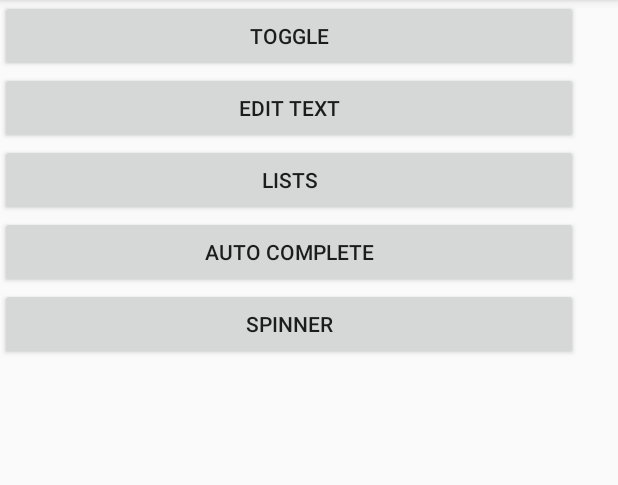
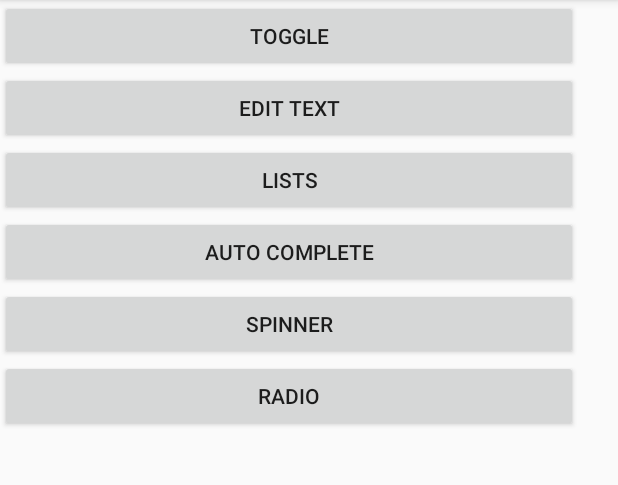
Before and after one commit to iarlenaquiles/EstudoAndroid, an Android app: the screen it shows after launch (MainActivity), on a phone screen of 412 x 824 dp, the part 84-569 px from its top. Run offline under Robolectric (Android 15) with nearby library versions, the phone set to English and light mode, and no system bars.

Commit message:
Criando a activity radio

```diff
--- a/app/src/main/AndroidManifest.xml
+++ b/app/src/main/AndroidManifest.xml
@@ -35,6 +35,10 @@
         <activity
             android:name=".SpinnerActivity"
             android:label="@string/title_activity_spinner"
+            android:theme="@style/AppTheme.NoActionBar" />
+        <activity
+            android:name=".RadioActivity"
+            android:label="@string/title_activity_radio"
             android:theme="@style/AppTheme.NoActionBar"></activity>
     </application>
 
--- a/app/src/main/java/com/example/iarlenaquiles/estudoandroid/MainActivity.java
+++ b/app/src/main/java/com/example/iarlenaquiles/estudoandroid/MainActivity.java
@@ -14,6 +14,7 @@ public class MainActivity extends AppCompatActivity {
     private Button btnList;
     private Button btnAutoComplete;
     private Button btnSpinner;
+    private Button btnRadio;
 
     @Override
     protected void onCreate(Bundle savedInstanceState) {
@@ -24,6 +25,7 @@ public class MainActivity extends AppCompatActivity {
         addListenerOnButtonList();
         addListenerOnButtonAutoComplete();
         addListenerOnButtonSpinner();
+        addListenerOnButtonRadio();
 
     }
 
@@ -82,4 +84,15 @@ public class MainActivity extends AppCompatActivity {
             }
         });
     }
+
+    public void addListenerOnButtonRadio() {
+        btnRadio = (Button) findViewById(R.id.btnRadio);
+
+        btnRadio.setOnClickListener(new View.OnClickListener() {
+            public void onClick(View v) {
+                Intent it = new Intent(MainActivity.this, RadioActivity.class);
+                startActivity(it);
+            }
+        });
+    }
 }
--- a/app/src/main/res/layout/activity_main.xml
+++ b/app/src/main/res/layout/activity_main.xml
@@ -40,6 +40,12 @@
             android:layout_height="wrap_content"
             android:text="Spinner" />
 
+        <Button
+            android:id="@+id/btnRadio"
+            android:layout_width="385dp"
+            android:layout_height="wrap_content"
+            android:text="Radio" />
+
     </LinearLayout>
 
 </android.support.constraint.ConstraintLayout>
--- a/app/src/main/res/values/strings.xml
+++ b/app/src/main/res/values/strings.xml
@@ -24,4 +24,9 @@
         <item>New Zealand</item>
         <item>India</item>
     </string-array>
+
+    <string name="radio_male">Male</string>
+    <string name="radio_female">Female</string>
+    <string name="title_activity_radio">RadioActivity</string>
+
 </resources>
```
Also changed, not shown: app/src/main/java/com/example/iarlenaquiles/estudoandroid/RadioActivity.java (added, +44 -0 lines), app/src/main/res/layout/activity_radio.xml (added, +33 -0 lines), app/src/main/res/layout/content_radio.xml (added, +11 -0 lines).
